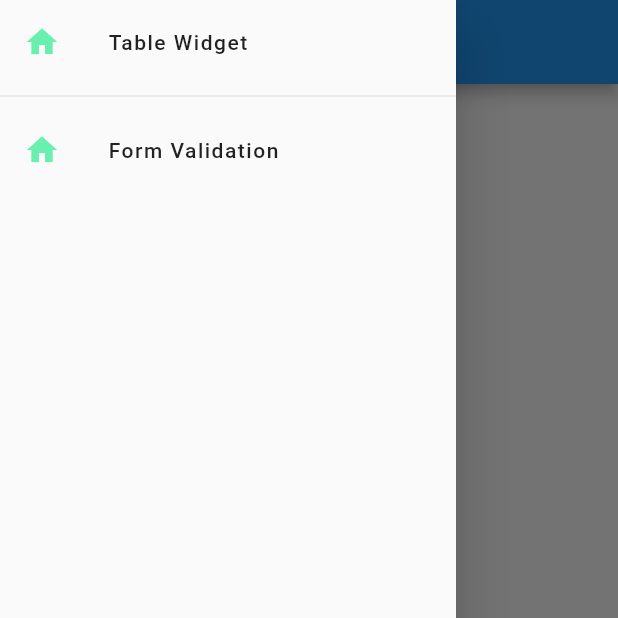
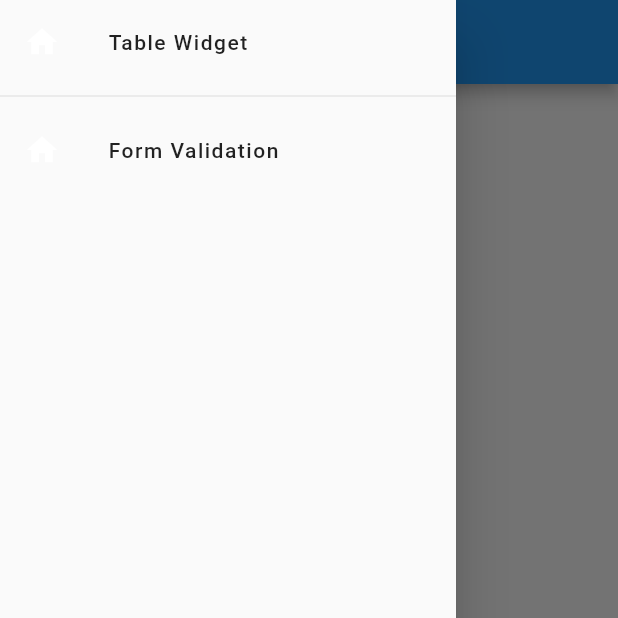
Before and after one commit to venkatr95/flutter_widgets, a Flutter app: the screen it shows after launch, with the side drawer open, on a phone screen of 412 x 824 dp, the top half of it. Run offline on Flutter 3.47's test engine with Material 2 defaults, Android fonts, the phone set to English and light mode, and no system bars; our stand-ins replace shared_preferences.

Commit message:
light and dark mode working functionality

```diff
--- a/lib/main.dart
+++ b/lib/main.dart
@@ -1,14 +1,26 @@
 import 'package:flutter/cupertino.dart';
 import 'package:flutter/material.dart';
 import 'package:flutter_widgets/styles/fl_theme.dart';
+import 'package:flutter_widgets/utils/themeNotifier.dart';
 import 'package:flutter_widgets/widgets/form_validation/form_provider.dart';
 import 'package:flutter_widgets/widgets/form_validation/validation_model.dart';
 import 'package:flutter_widgets/widgets/list_pages/listTileWidget.dart';
 import 'package:flutter_widgets/widgets/table/table_widget.dart';
 import 'package:provider/provider.dart';
+import 'package:shared_preferences/shared_preferences.dart';
 
-void main() {
-  runApp(const MyApp());
+void main() async {
+  WidgetsFlutterBinding
+      .ensureInitialized(); //required to use platform channels to call native code.
+  SharedPreferences prefs = await SharedPreferences.getInstance();
+  bool themeBool = prefs.getBool("isDark") ?? false; //null check
+  runApp(MultiProvider(
+    providers: [
+      ChangeNotifierProvider(create: (context) => FormProvider()),
+      ChangeNotifierProvider(create: (BuildContext context) => ThemeProvider(isDark: themeBool)),
+    ],
+    child: const MyApp(),
+  ));
 }
 
 class MyApp extends StatelessWidget {
@@ -17,19 +29,15 @@ class MyApp extends StatelessWidget {
   // This widget is the root of your application.
   @override
   Widget build(BuildContext context) {
-    bool isDarkTheme = lightMode;
-    return ChangeNotifierProvider(
-      create: (context) => FormProvider(),
-         child: MaterialApp(
-          theme: lightMode ? lightTheme : darkTheme,
+    return Consumer<ThemeProvider>(builder: (context, themeProvider, child) {
+      return MaterialApp(
+        theme: themeProvider.getTheme,
         title: 'Flutter Demo',
         home: const MyHomePage(title: 'Flutter Demo Home Page'),
-        ),
       );
+    });
   }
 }
-
-bool lightMode = true;
 
 class MyHomePage extends StatefulWidget {
   const MyHomePage({super.key, required this.title});
@@ -40,15 +48,7 @@ class MyHomePage extends StatefulWidget {
   State<MyHomePage> createState() => _MyHomePageState();
 }
 
-ThemeData lightTheme = ThemeData(
-  primaryColor: Colors.greenAccent,
-  brightness: Brightness.light
-);
-
-ThemeData darkTheme = ThemeData(
-    primaryColor: Colors.blue,
-    brightness: Brightness.dark
-);
+bool themeMode = false;
 
 class _MyHomePageState extends State<MyHomePage> {
   List<String> drawerNames = [
@@ -59,19 +59,20 @@ class _MyHomePageState extends State<MyHomePage> {
 
   @override
   Widget build(BuildContext context) {
+    ThemeProvider themeProvider = Provider.of<ThemeProvider>(context, listen: false);
     return Scaffold(
       drawerEnableOpenDragGesture: true,
       drawer: Drawer(
           child: ListView.separated(
         itemCount: drawerNames.length,
         itemBuilder: (context, index) {
-            return buildListTile(context, Icons.home, drawerNames[index], drawerWidgets[index]);
+          return buildListTile(
+              context, Icons.home, drawerNames[index], drawerWidgets[index]);
         },
         separatorBuilder: (context, index) {
           return const Divider();
         },
-        )
-      ),
+      )),
       appBar: AppBar(
         title: Text(widget.title),
       ),
@@ -82,13 +83,21 @@ class _MyHomePageState extends State<MyHomePage> {
             const Text(
               'Hello Widgets!',
             ),
+            const Spacer(),
+            const Text(
+              'Switch Light/Dark Mode',
+            ),
             Switch(
-                value: lightMode,
-                onChanged: (toggle) {
+                value: themeProvider.getTheme == darkTheme,
+                activeColor: themeProvider.getTheme == darkTheme
+                    ? Colors.white
+                    : Colors.black,
+                onChanged: (d) {
                   setState(() {
-                    lightMode = toggle;
+                    themeMode = d;
                   });
-                }),
+                  themeProvider.changeTheme();
+                })
           ],
         ),
       ),
--- a/lib/styles/fl_theme.dart
+++ b/lib/styles/fl_theme.dart
@@ -29,3 +29,25 @@ class FlTheme {
 
   }
 }
+
+//LightTheme
+ThemeData lightTheme = ThemeData(
+  brightness: Brightness.light,
+  primaryColor: Colors.white,
+);
+
+TextStyle lightTextStyle = const TextStyle(
+  fontSize: 20,
+  color: Colors.black,
+);
+
+//DarkTheme
+ThemeData darkTheme = ThemeData(
+  brightness: Brightness.dark,
+  primaryColor: Colors.black,
+);
+
+TextStyle darkTextStyle = const TextStyle(
+  fontSize: 20,
+  color: Colors.white,
+);
--- /dev/null
+++ b/lib/utils/themeNotifier.dart
@@ -0,0 +1,29 @@
+import 'package:flutter/material.dart';
+import 'package:flutter_widgets/styles/fl_theme.dart';
+
+import 'package:shared_preferences/shared_preferences.dart';
+
+class ThemeProvider extends ChangeNotifier {
+  late ThemeData _selectedTheme;
+  late SharedPreferences prefs;
+
+  ThemeProvider({bool isDark: false}) {
+    _selectedTheme = isDark ? darkTheme : lightTheme;
+  }
+
+  ThemeData get getTheme => _selectedTheme;
+
+  Future<void> changeTheme() async {
+    prefs = await SharedPreferences.getInstance();
+
+    if (_selectedTheme == darkTheme) {
+      _selectedTheme = lightTheme;
+      await prefs.setBool("isDark", false);
+    } else {
+      _selectedTheme = darkTheme;
+      await prefs.setBool("isDark", true);
+    }
+    //notifying all the listeners(consumers) about the change.
+    notifyListeners();
+  }
+}
--- a/lib/widgets/table/table_widget.dart
+++ b/lib/widgets/table/table_widget.dart
@@ -1,4 +1,6 @@
 import 'package:flutter/material.dart';
+import 'package:flutter_widgets/utils/themeNotifier.dart';
+import 'package:provider/provider.dart';
 
 List<Map> _books = [
   {
@@ -30,7 +32,9 @@ class TableWidgetScreenState extends State<TableWidget> {
 
   @override
   Widget build(BuildContext context) {
+    ThemeProvider themeProvider = Provider.of<ThemeProvider>(context, listen: false);
     return MaterialApp(
+      theme: themeProvider.getTheme,
       home: Scaffold(
         appBar: AppBar(
           title: const Text('DataTable Demo'),
```
Lines whose indentation alone changed are shown as unchanged.
